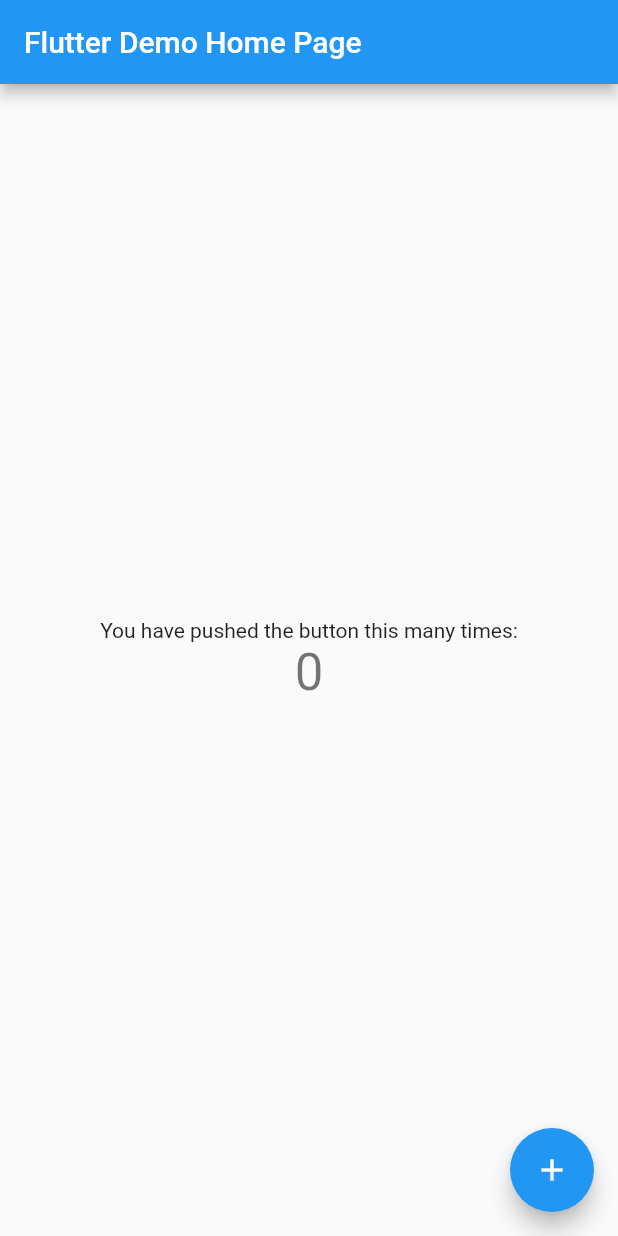
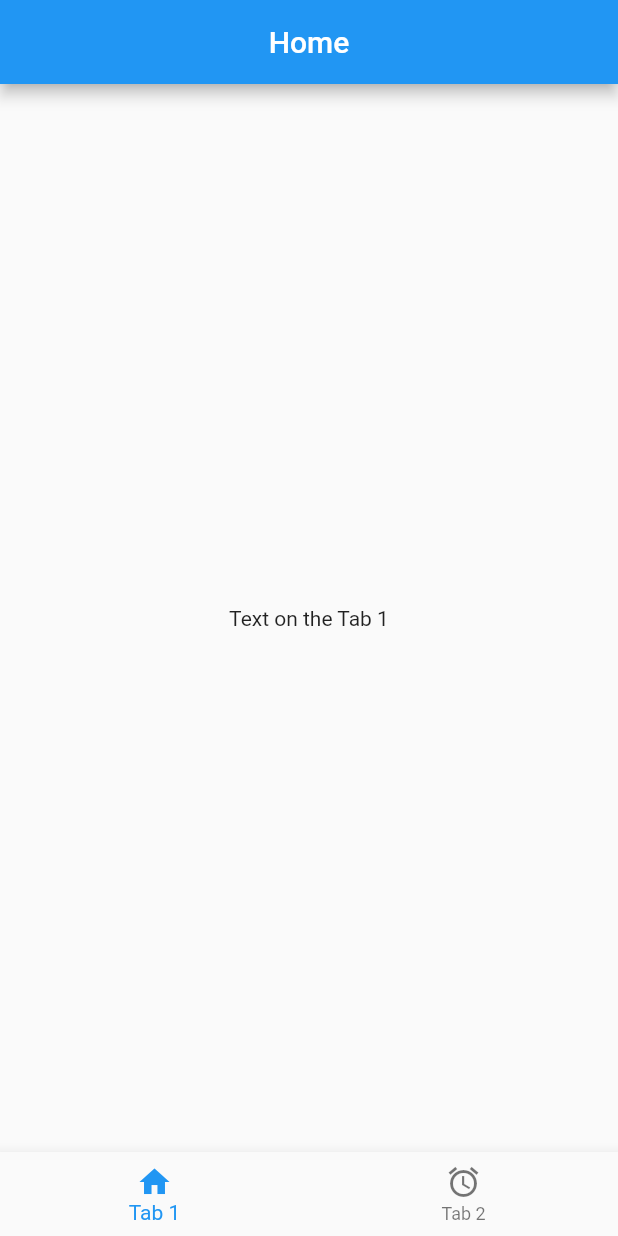
Before and after one commit to dush999/FlutterTesting, a Flutter app: the screen it shows after launch, on a phone screen of 412 x 824 dp. Run offline on Flutter 3.47's test engine with Material 2 defaults, Android fonts, the phone set to English and light mode, and no system bars.

Commit message:
Added a screen which contains a tab host with 2 tabs and added content for each tab

```diff
--- /dev/null
+++ b/lib/constants/string_constants.dart
@@ -0,0 +1,11 @@
+
+/// Class for holding string constants
+class StringConstants {
+  static const String appTitle = "Test Demo";
+  static const String appBarTitle = "Home";
+  static const String tabItem1Title = "Tab 1";
+  static const String tabItem2Title = "Tab 2";
+  static const String textTitle = "Text on the Tab 1";
+  static const String buttonTittle = "Button on the Tab 2";
+  static const String snacBarMessage = "Button is clicked";
+}
--- a/lib/main.dart
+++ b/lib/main.dart
@@ -1,115 +1,18 @@
 import 'package:flutter/material.dart';
+import 'package:flutter_testing/ui/pages/tab_host_page.dart';
+import 'constants/string_constants.dart';
 
-void main() {
-  runApp(const MyApp());
-}
+void main() => runApp(MyApp());
 
 class MyApp extends StatelessWidget {
   const MyApp({Key? key}) : super(key: key);
 
-  // This widget is the root of your application.
   @override
   Widget build(BuildContext context) {
     return MaterialApp(
-      title: 'Flutter Demo',
-      theme: ThemeData(
-        // This is the theme of your application.
-        //
-        // Try running your application with "flutter run". You'll see the
-        // application has a blue toolbar. Then, without quitting the app, try
-        // changing the primarySwatch below to Colors.green and then invoke
-        // "hot reload" (press "r" in the console where you ran "flutter run",
-        // or simply save your changes to "hot reload" in a Flutter IDE).
-        // Notice that the counter didn't reset back to zero; the application
-        // is not restarted.
-        primarySwatch: Colors.blue,
-      ),
-      home: const MyHomePage(title: 'Flutter Demo Home Page'),
+      debugShowCheckedModeBanner: false,
+      title: StringConstants.appTitle,
+      home: TabHostPage(),
     );
   }
 }
-
-class MyHomePage extends StatefulWidget {
-  const MyHomePage({Key? key, required this.title}) : super(key: key);
-
-  // This widget is the home page of your application. It is stateful, meaning
-  // that it has a State object (defined below) that contains fields that affect
-  // how it looks.
-
-  // This class is the configuration for the state. It holds the values (in this
-  // case the title) provided by the parent (in this case the App widget) and
-  // used by the build method of the State. Fields in a Widget subclass are
-  // always marked "final".
-
-  final String title;
-
-  @override
-  State<MyHomePage> createState() => _MyHomePageState();
-}
-
-class _MyHomePageState extends State<MyHomePage> {
-  int _counter = 0;
-
-  void _incrementCounter() {
-    setState(() {
-      // This call to setState tells the Flutter framework that something has
-      // changed in this State, which causes it to rerun the build method below
-      // so that the display can reflect the updated values. If we changed
-      // _counter without calling setState(), then the build method would not be
-      // called again, and so nothing would appear to happen.
-      _counter++;
-    });
-  }
-
-  @override
-  Widget build(BuildContext context) {
-    // This method is rerun every time setState is called, for instance as done
-    // by the _incrementCounter method above.
-    //
-    // The Flutter framework has been optimized to make rerunning build methods
-    // fast, so that you can just rebuild anything that needs updating rather
-    // than having to individually change instances of widgets.
-    return Scaffold(
-      appBar: AppBar(
-        // Here we take the value from the MyHomePage object that was created by
-        // the App.build method, and use it to set our appbar title.
-        title: Text(widget.title),
-      ),
-      body: Center(
-        // Center is a layout widget. It takes a single child and positions it
-        // in the middle of the parent.
-        child: Column(
-          // Column is also a layout widget. It takes a list of children and
-          // arranges them vertically. By default, it sizes itself to fit its
-          // children horizontally, and tries to be as tall as its parent.
-          //
-          // Invoke "debug painting" (press "p" in the console, choose the
-          // "Toggle Debug Paint" action from the Flutter Inspector in Android
-          // Studio, or the "Toggle Debug Paint" command in Visual Studio Code)
-          // to see the wireframe for each widget.
-          //
-          // Column has various properties to control how it sizes itself and
-          // how it positions its children. Here we use mainAxisAlignment to
-          // center the children vertically; the main axis here is the vertical
-          // axis because Columns are vertical (the cross axis would be
-          // horizontal).
-          mainAxisAlignment: MainAxisAlignment.center,
-          children: <Widget>[
-            const Text(
-              'You have pushed the button this many times:',
-            ),
-            Text(
-              '$_counter',
-              style: Theme.of(context).textTheme.headline4,
-            ),
-          ],
-        ),
-      ),
-      floatingActionButton: FloatingActionButton(
-        onPressed: _incrementCounter,
-        tooltip: 'Increment',
-        child: const Icon(Icons.add),
-      ), // This trailing comma makes auto-formatting nicer for build methods.
-    );
-  }
-}
--- /dev/null
+++ b/lib/ui/pages/pages.dart
@@ -0,0 +1,4 @@
+/// exporting file paths
+export 'package:flutter_testing/ui/pages/tab_page_one.dart';
+export 'package:flutter_testing/ui/pages/tab_page_two.dart';
+export 'package:flutter_testing/ui/pages/tab_host_page.dart';
--- /dev/null
+++ b/lib/ui/pages/tab_host_page.dart
@@ -0,0 +1,62 @@
+import 'package:flutter/material.dart';
+import 'package:flutter_testing/ui/widgets/app_bar_widget.dart';
+import '../../constants/string_constants.dart';
+import 'pages.dart';
+
+
+/// Class for hosting bottom navigation bar with 2 tabs
+class TabHostPage extends StatefulWidget {
+  const TabHostPage({Key? key}) : super(key: key);
+
+  @override
+  State<TabHostPage> createState() => _TabHostPageState();
+}
+
+class _TabHostPageState extends State<TabHostPage> {
+  int _selectedIndex = 0;
+
+  final List<Widget> _tabs = <Widget>[
+    const TabPageOne(
+      textTitle: StringConstants.textTitle,
+    ),
+    const TabPageTwo(
+      buttonTittle: StringConstants.buttonTittle,
+    ),
+  ];
+
+  /// function for hanlding state for bottomNavigationBar onTap()
+  void _onItemTapped(int index) {
+    setState(() {
+      _selectedIndex = index;
+    });
+  }
+
+  @override
+  Widget build(BuildContext context) {
+    return Scaffold(
+        appBar:AppBarWidget(
+        appBarTitle: StringConstants.appBarTitle,
+      ),
+      body: Center(
+        child: _tabs.elementAt(_selectedIndex),
+      ),
+      bottomNavigationBar: BottomNavigationBar(
+        key: const Key('key_bottom_nav_bar'),
+        items: const <BottomNavigationBarItem>[
+          BottomNavigationBarItem(
+            tooltip: 'Tab 1',
+            icon: Icon(Icons.home),
+            label: StringConstants.tabItem1Title,
+          ),
+          BottomNavigationBarItem(
+             tooltip: 'Tab 2',
+            icon: Icon(Icons.alarm),
+            label: StringConstants.tabItem2Title ,
+          ),
+        ],
+        currentIndex: _selectedIndex,
+        onTap: _onItemTapped,
+      ),
+    );
+  }
+}
--- /dev/null
+++ b/lib/ui/pages/tab_page_one.dart
@@ -0,0 +1,15 @@
+import 'package:flutter/widgets.dart';
+
+/// Page for the first tab
+class TabPageOne extends StatelessWidget {
+  final String textTitle;
+
+  const TabPageOne({Key? key, required this.textTitle}) : super(key: key);
+
+  @override
+  Widget build(BuildContext context) {
+    return Center(
+      child: Text(textTitle, key: const Key('key_text')),
+    );
+  }
+}
--- /dev/null
+++ b/lib/ui/pages/tab_page_two.dart
@@ -0,0 +1,27 @@
+import 'package:flutter/material.dart';
+import '../../constants/string_constants.dart';
+
+/// Page for the secound tab
+class TabPageTwo extends StatelessWidget {
+  final String buttonTittle;
+  const TabPageTwo({Key? key, required this.buttonTittle}) : super(key: key);
+
+  @override
+  Widget build(BuildContext context) {
+    return ElevatedButton(
+      key: const Key('key_button'),
+      onPressed: () {
+        _showSnackBar(context, StringConstants.snacBarMessage);
+      },
+      child: const Text(StringConstants.buttonTittle),
+    );
+  }
+
+  /// show SnackBar
+  void _showSnackBar(context, String message) {
+    ScaffoldMessenger.of(context)
+      ..hideCurrentSnackBar()
+      ..showSnackBar(
+          SnackBar(key: const Key('key_snackbar'), content: Text(message)));
+  }
+}
--- /dev/null
+++ b/lib/ui/widgets/app_bar_widget.dart
@@ -0,0 +1,11 @@
+import 'package:flutter/material.dart';
+
+class AppBarWidget extends AppBar {
+  final String appBarTitle;
+
+  AppBarWidget({Key? key, required this.appBarTitle})
+      : super(
+          key: key,
+          title: Center(child: Text(appBarTitle)),
+        );
+}
```
Also changed, not shown: 1 other file.
